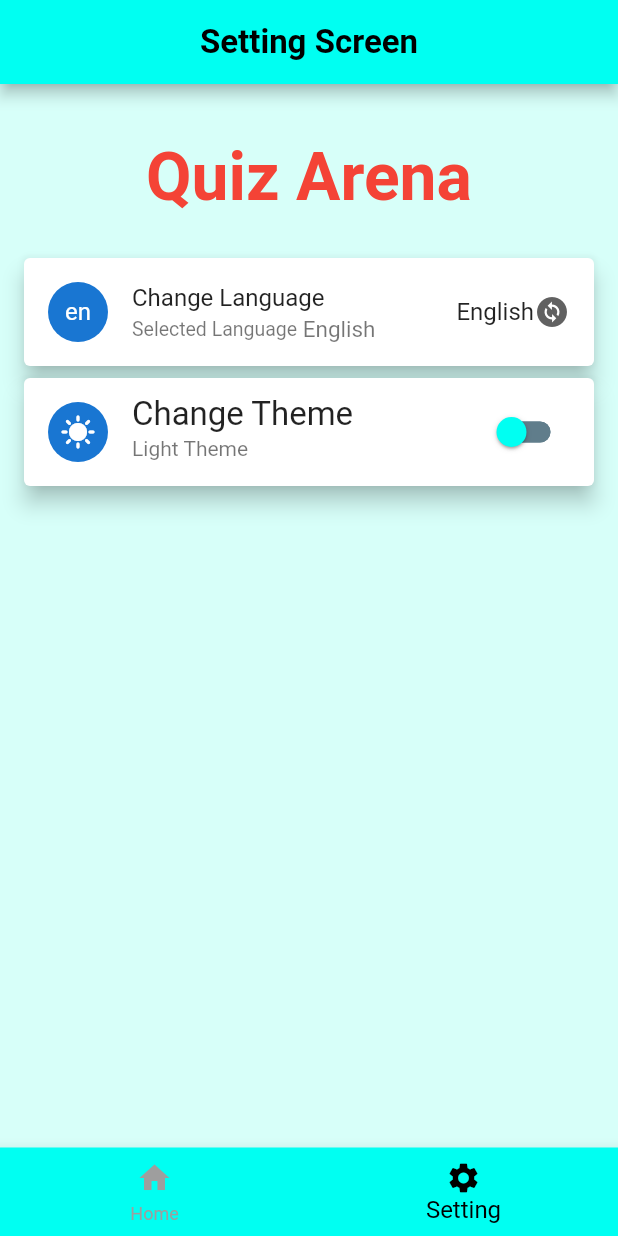
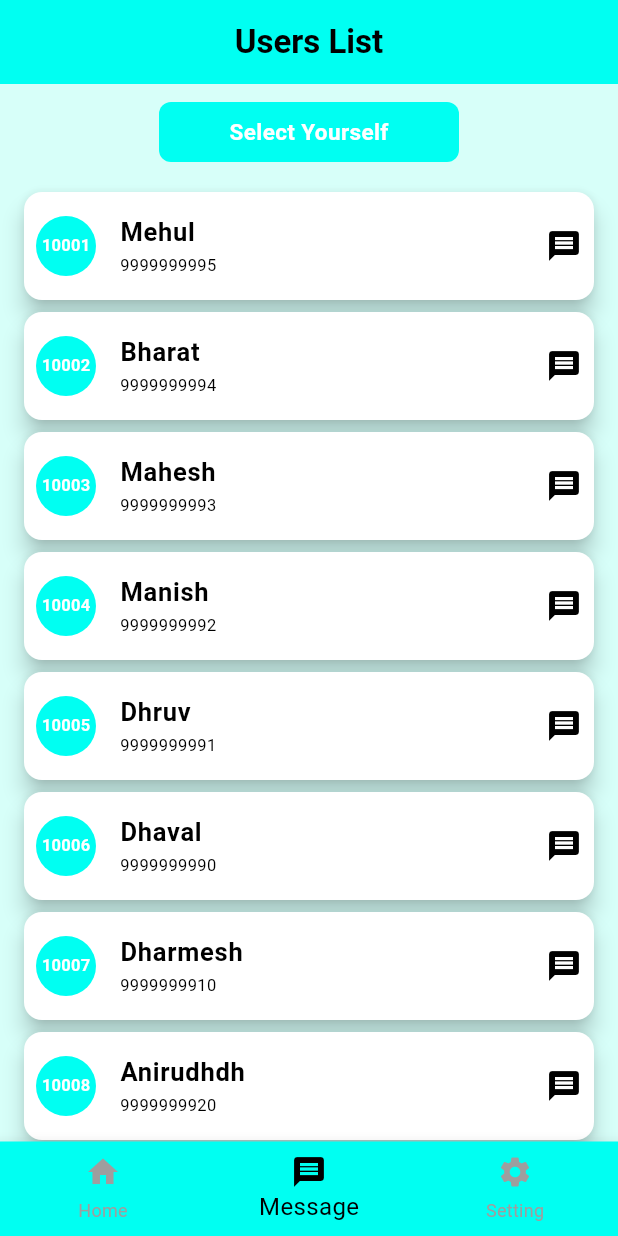
Before and after one commit to youngbrainz-manish/quiz_arena, a Flutter app: the screen it shows after launch, item 2 of the bottom bar chosen, on a phone screen of 412 x 824 dp. Run offline on Flutter 3.47's test engine with Material 3 defaults, Android fonts, the phone set to English and light mode, and no system bars; our stand-ins replace dio, get, get_storage; missing offline and left inert: ably_flutter; accounts and stored records are empty; network calls fail; statements that could not run were skipped.

Commit message:
chat implemented

```diff
--- /dev/null
+++ b/lib/core/models/user_model.dart
@@ -0,0 +1,13 @@
+class UserModel {
+  int id;
+  String name;
+  String mobile;
+
+  UserModel({required this.id, required this.name, required this.mobile});
+
+  factory UserModel.fromMap(Map data) {
+    return UserModel(id: data['id'], name: data['name'], mobile: data['mobile']);
+  }
+
+  Map<String, dynamic> toMap() => {'id': id, 'name': name, 'mobile': mobile};
+}
--- /dev/null
+++ b/lib/core/services/ably_service.dart
@@ -0,0 +1,25 @@
+import 'package:ably_flutter/ably_flutter.dart' as ably;
+
+class AblyService {
+  static late ably.Realtime realtime;
+
+  static void init(String userId) {
+    realtime = ably.Realtime(
+      options: ably.ClientOptions(
+        key: '-uD7Ng.WlWKBA:dsMLhVYh48KISB0NiHZYbGsLFCykPQ4EhM4dhOpj9Xw', // ignore for now
+        clientId: userId,
+      ),
+    );
+  }
+
+  /// Generic chat channel (1–1 or group)
+  static ably.RealtimeChannel chatChannel(String chatRoomId) {
+    return realtime.channels.get('chat-$chatRoomId');
+  }
+
+  /// Helper for 1–1 private chat
+  static String privateRoomId({required int userA, required int userB}) {
+    final users = [userA, userB]..sort();
+    return '${users[0]}-${users[1]}';
+  }
+}
--- a/lib/core/theme/app_theme.dart
+++ b/lib/core/theme/app_theme.dart
@@ -2,7 +2,7 @@ import 'package:flutter/material.dart';
 
 class AppTheme {
   static final ThemeData lightTheme = ThemeData(
-    useMaterial3: false,
+    useMaterial3: true,
     brightness: Brightness.light,
     colorScheme: const ColorScheme.light(
       primary: Color.fromARGB(255, 0, 255, 242),
@@ -32,13 +32,13 @@ class AppTheme {
   );
 
   static final ThemeData darkTheme = ThemeData(
-    useMaterial3: false,
+    useMaterial3: true,
     brightness: Brightness.dark,
     colorScheme: const ColorScheme.dark(
       primary: Colors.white,
       surface: Color(0xFF1E1E1E),
       onPrimary: Colors.black,
-      onSurface: Colors.black,
+      onSurface: Colors.white,
     ),
     cardColor: Colors.grey,
     scaffoldBackgroundColor: Colors.blueGrey,
--- a/lib/main.dart
+++ b/lib/main.dart
@@ -6,6 +6,8 @@ import 'package:quiz_app/core/theme/theme_controller.dart';
 import 'package:quiz_app/core/translation/message.dart';
 import 'package:quiz_app/core/unknown_route_page.dart';
 import 'package:quiz_app/ui/dashboard/dashboard_screen.dart';
+import 'package:quiz_app/ui/screens/chat_module/chat/chat_screen.dart';
+import 'package:quiz_app/ui/screens/chat_module/users/users_screen.dart';
 import 'package:quiz_app/ui/screens/home/home_screen.dart';
 import 'package:quiz_app/ui/screens/quiz/quiz_screen.dart';
 import 'package:quiz_app/ui/screens/setting/setting_screen.dart';
@@ -27,13 +29,14 @@ class MyApp extends StatelessWidget {
         debugShowCheckedModeBanner: false,
         theme: AppTheme.lightTheme,
         darkTheme: AppTheme.darkTheme,
-        // themeMode: Get.find<ThemeController>().themeMode.value, // ✅ controlled here
-        themeMode: Get.find<ThemeController>().themeMode, // ✅ controlled here
+        themeMode: Get.find<ThemeController>().themeMode,
         unknownRoute: GetPage(name: '/notfound', page: () => UnknownRoutePage()),
         initialRoute: '/',
         getPages: [
           GetPage(name: '/', page: () => DashboardScreen()),
           GetPage(name: '/homeScreenRoute', page: () => HomeScreen()),
+          GetPage(name: '/usersScreenRoute', page: () => UsersScreen()),
+          GetPage(name: '/chatScreenRoute', page: () => ChatScreen()),
           GetPage(name: '/settingScreenRoute', page: () => SettingScreen()),
           GetPage(name: '/quizScreenRoute', page: () => QuizScreen()),
         ],
--- a/lib/ui/dashboard/dashboard_screen.dart
+++ b/lib/ui/dashboard/dashboard_screen.dart
@@ -1,5 +1,6 @@
 import 'package:flutter/material.dart';
 import 'package:get/get.dart';
+import 'package:quiz_app/ui/screens/chat_module/users/users_screen.dart';
 import 'package:quiz_app/ui/screens/home/home_screen.dart';
 import 'package:quiz_app/ui/screens/setting/setting_screen.dart';
 import 'dashboard_controller.dart';
@@ -11,7 +12,7 @@ class DashboardScreen extends StatelessWidget {
   Widget build(BuildContext context) {
     final controller = Get.put(DashboardController());
 
-    final screens = [HomeScreen(), SettingScreen()];
+    final screens = [HomeScreen(), UsersScreen(), SettingScreen()];
 
     return Obx(
       () => Scaffold(
@@ -22,6 +23,7 @@ class DashboardScreen extends StatelessWidget {
           unselectedItemColor: Colors.grey,
           items: const [
             BottomNavigationBarItem(icon: Icon(Icons.home), label: 'Home'),
+            BottomNavigationBarItem(icon: Icon(Icons.message), label: 'Message'),
             BottomNavigationBarItem(icon: Icon(Icons.settings), label: 'Setting'),
           ],
         ),
--- /dev/null
+++ b/lib/ui/screens/chat_module/users/users_controller.dart
@@ -0,0 +1,43 @@
+import 'package:get/get.dart';
+import 'package:quiz_app/core/models/user_model.dart';
+import 'package:quiz_app/ui/screens/chat_module/users/user_list_dialog.dart';
+
+class UsersController extends GetxController {
+  List<UserModel> userList = <UserModel>[];
+  UserModel? currentUserModel;
+  bool isLoading = true;
+  @override
+  Future<void> onInit() async {
+    getUsersList();
+    super.onInit();
+  }
+
+  Future<void> selectUser() async {
+    final user = await openUserDialog();
+    if (user != null) {
+      currentUserModel = user;
+      update();
+    }
+  }
+
+  Future<UserModel?> openUserDialog() async {
+    return await Get.dialog<UserModel>(UserSelectDialog(users: userList));
+  }
+
+  void getUsersList() {
+    userList.addAll([
+      UserModel(id: 10001, name: "Mehul", mobile: "9999999995"),
+      UserModel(id: 10002, name: "Bharat", mobile: "9999999994"),
+      UserModel(id: 10003, name: "Mahesh", mobile: "9999999993"),
+      UserModel(id: 10004, name: "Manish", mobile: "9999999992"),
+      UserModel(id: 10005, name: "Dhruv", mobile: "9999999991"),
+      UserModel(id: 10006, name: "Dhaval", mobile: "9999999990"),
+      UserModel(id: 10007, name: "Dharmesh", mobile: "9999999910"),
+      UserModel(id: 10008, name: "Anirudhdh", mobile: "9999999920"),
+      UserModel(id: 10009, name: "Dev", mobile: "9999999930"),
+      UserModel(id: 10010, name: "Shahdev", mobile: "9999999940"),
+    ]);
+    isLoading = false;
+    update();
+  }
+}
--- /dev/null
+++ b/lib/ui/screens/chat_module/users/users_screen.dart
@@ -0,0 +1,120 @@
+import 'package:flutter/material.dart';
+import 'package:get/get.dart';
+import 'package:quiz_app/core/models/user_model.dart';
+import 'package:quiz_app/core/services/ably_service.dart';
+import 'package:quiz_app/ui/screens/chat_module/users/users_controller.dart';
+import 'package:quiz_app/ui/widgets/common_buttons.dart';
+import 'package:quiz_app/ui/widgets/common_widget.dart';
+
+class UsersScreen extends StatefulWidget {
+  const UsersScreen({super.key});
+
+  @override
+  State<UsersScreen> createState() => _UsersScreenState();
+}
+
+class _UsersScreenState extends State<UsersScreen> {
+  UsersController usersController = Get.put(UsersController());
+
+  @override
+  Widget build(BuildContext context) {
+    return Scaffold(
+      appBar: AppBar(
+        title: Text("Users List", style: TextStyle().copyWith(fontSize: 22, fontWeight: FontWeight.bold)),
+      ),
+      body: SafeArea(
+        child: GetBuilder(
+          builder: (UsersController usersController) {
+            return _buildBody(context: context, usersController: usersController);
+          },
+        ),
+      ),
+    );
+  }
+
+  Widget _buildBody({required BuildContext context, required UsersController usersController}) {
+    return Container(
+      height: double.infinity,
+      width: double.infinity,
+      decoration: BoxDecoration(),
+      child: usersController.isLoading == true
+          ? CommonWidget().defaultLoader()
+          : Column(
+              children: [
+                SizedBox(height: 12),
+
+                GetBuilder<UsersController>(
+                  builder: (controller) {
+                    return CommonButtons().textButton(
+                      width: 200,
+                      title: controller.currentUserModel != null
+                          ? "Continue As ${controller.currentUserModel!.name}"
+                          : "Select Yourself",
+                      onTap: () async {
+                        await usersController.selectUser();
+                      },
+                    );
+                  },
+                ),
+                Expanded(
+                  child: ListView.builder(
+                    padding: EdgeInsets.symmetric(horizontal: 12, vertical: 16),
+                    itemCount: usersController.userList.length,
+                    itemBuilder: (context, index) {
+                      UserModel userModel = usersController.userList[index];
+                      if (userModel.id == usersController.currentUserModel?.id) {
+                        return SizedBox();
+                      }
+                      return GestureDetector(
+                        onTap: () async {
+                          if (usersController.currentUserModel == null) {
+                            CommonWidget().showMessageDialog(
+                              message: 'Select Who you are and them message someone!',
+                              title: 'Choose Yourself first',
+                            );
+                          } else {
+                            final roomId = AblyService.privateRoomId(
+                              userA: usersController.currentUserModel?.id ?? 1,
+                              userB: userModel.id,
+                            );
+                            Get.toNamed(
+                              "chatScreenRoute",
+                              arguments: {
+                                "myId": usersController.currentUserModel?.id ?? 1,
+                                "chatRoomId": roomId,
+                                "userName": userModel.name,
+                              },
+                            );
+                          }
+                        },
+                        child: Card(
+                          child: ListTile(
+                            contentPadding: EdgeInsets.only(left: 8, right: 8),
+                            leading: CircleAvatar(
+                              backgroundColor: Theme.of(context).colorScheme.primaryContainer,
+                              child: Text(
+                                "${userModel.id}",
+                                style: TextStyle().copyWith(
+                                  fontSize: 11,
+                                  fontWeight: FontWeight.bold,
+                                  color: Theme.of(context).colorScheme.onPrimaryContainer,
+                                ),
+                              ),
+                            ),
+                            title: Text(
+                              userModel.name,
+                              style: TextStyle().copyWith(fontSize: 17, fontWeight: FontWeight.bold),
+                            ),
+                            subtitle: Text(userModel.mobile, style: TextStyle().copyWith(fontSize: 11)),
+                            trailing: Icon(Icons.message),
+                          ),
+                        ),
+                      );
+                    },
+                  ),
+                ),
+              ],
+            ),
+    );
+  }
+}
--- a/lib/ui/screens/setting/setting_screen.dart
+++ b/lib/ui/screens/setting/setting_screen.dart
@@ -5,7 +5,7 @@ import 'package:quiz_app/core/translation/translation_keys.dart';
 import 'setting_controller.dart';
 
 class SettingScreen extends GetView<SettingController> {
-  SettingScreen({super.key});
+  const SettingScreen({super.key});
 
   @override
   Widget build(BuildContext context) {
@@ -13,7 +13,7 @@ class SettingScreen extends GetView<SettingController> {
     final themeController = Get.find<ThemeController>();
     return Scaffold(
       appBar: AppBar(
-        title: Text("Setting Screen", style: TextStyle(fontSize: 22, fontWeight: FontWeight.bold)),
+        title: Text("Setting Screen", style: TextStyle().copyWith(fontSize: 22, fontWeight: FontWeight.bold)),
       ),
       body: Container(
         height: MediaQuery.of(context).size.height,
@@ -31,13 +31,18 @@ class SettingScreen extends GetView<SettingController> {
             Obx(() {
               return Card(
                 child: ListTile(
+                  contentPadding: EdgeInsets.only(left: 8, right: 8),
                   leading: CircleAvatar(
+                    backgroundColor: Theme.of(context).colorScheme.primaryContainer,
                     child: Padding(
                       padding: EdgeInsets.all(8.0),
-                      child: Text((settingController.selectedLanguage['code'] ?? '')),
+                      child: Text(
+                        (settingController.selectedLanguage['code'] ?? ''),
+                        style: TextStyle().copyWith(color: Theme.of(context).colorScheme.onPrimaryContainer),
+                      ),
                     ),
                   ),
-                  title: Text(TranslationKeys.changeLanguage.tr),
+                  title: Text(TranslationKeys.changeLanguage.tr, style: TextStyle().copyWith(fontSize: 18)),
                   trailing: _languageDropdown(),
                   subtitle: _selectedLanguageText(),
                 ),
@@ -47,20 +52,28 @@ class SettingScreen extends GetView<SettingController> {
             Obx(() {
               return Card(
                 child: ListTile(
+                  contentPadding: EdgeInsets.only(left: 8, right: 8),
                   leading: CircleAvatar(
+                    backgroundColor: Theme.of(context).colorScheme.primaryContainer,
                     child: Padding(
                       padding: EdgeInsets.all(8.0),
-                      child: Icon(themeController.isDark.value == true ? Icons.dark_mode : Icons.sunny),
+                      child: Icon(
+                        themeController.isDark.value == true ? Icons.dark_mode : Icons.sunny,
+                        color: Theme.of(context).colorScheme.onPrimaryContainer,
+                      ),
                     ),
                   ),
-                  title: Text(TranslationKeys.changeTheme.tr, style: TextStyle(fontSize: 22)),
+                  title: Text(TranslationKeys.changeTheme.tr, style: TextStyle().copyWith(fontSize: 18)),
                   trailing: Switch(
                     value: themeController.isDark.value,
                     onChanged: (value) {
                       themeController.toggleTheme();
                     },
                   ),
-                  subtitle: Text(themeController.isDark.value == true ? 'Dark Theme' : "Light Theme"),
+                  subtitle: Text(
+                    themeController.isDark.value == true ? 'Dark Theme' : "Light Theme",
+                    style: TextStyle().copyWith(fontSize: 12),
+                  ),
                 ),
               );
             }),
@@ -95,10 +108,14 @@ class SettingScreen extends GetView<SettingController> {
         children: [
           Text(
             "${TranslationKeys.selected.tr} ${TranslationKeys.language.tr}",
-            style: TextStyle(fontSize: 13),
+            style: TextStyle().copyWith(fontSize: 12),
             textAlign: TextAlign.center,
           ),
-          Text(" ${controller.selectedLanguage['name']}", style: TextStyle(fontSize: 15), textAlign: TextAlign.center),
+          Text(
+            " ${controller.selectedLanguage['name']}",
+            style: TextStyle().copyWith(fontSize: 14),
+            textAlign: TextAlign.center,
+          ),
         ],
       );
     });
--- a/lib/ui/widgets/common_buttons.dart
+++ b/lib/ui/widgets/common_buttons.dart
@@ -2,7 +2,7 @@ import 'package:flutter/cupertino.dart';
 import 'package:quiz_app/core/app_colors.dart';
 
 class CommonButtons {
-  Widget textButton({void Function()? onTap, required String title, Color? buttonColor}) {
+  Widget textButton({void Function()? onTap, required String title, Color? buttonColor, double? width}) {
     return GestureDetector(
       onTap: onTap,
       child: Container(
@@ -11,7 +11,7 @@ class CommonButtons {
           borderRadius: BorderRadius.circular(8),
         ),
         height: 40,
-        width: 100,
+        width: width ?? 100,
         child: Center(
           child: Text(
             title,
--- a/lib/ui/widgets/common_widget.dart
+++ b/lib/ui/widgets/common_widget.dart
@@ -1,7 +1,35 @@
 import 'package:flutter/material.dart';
+import 'package:get/get.dart';
 
 class CommonWidget {
   defaultLoader() {
     return CircularProgressIndicator();
   }
+
+  showMessageDialog({
+    required String title,
+    required String message,
+    String buttonText = "OK",
+    VoidCallback? onPressed,
+  }) {
+    return Get.dialog(
+      AlertDialog(
+        shape: RoundedRectangleBorder(borderRadius: BorderRadius.circular(12)),
+        title: Text(title, style: const TextStyle(fontWeight: FontWeight.bold)),
+        content: Text(message, style: const TextStyle(fontSize: 14)),
+        actions: [
+          TextButton(
+            onPressed: () {
+              Get.back();
+              if (onPressed != null) {
+                onPressed();
+              }
+            },
+            child: Text(buttonText),
+          ),
+        ],
+      ),
+      barrierDismissible: false,
+    );
+  }
 }
--- a/pubspec.yaml
+++ b/pubspec.yaml
@@ -37,6 +37,7 @@ dependencies:
   get: ^4.7.3
   dio: ^5.9.0
   get_storage: ^2.1.1
+  ably_flutter: ^1.2.25
 
 dev_dependencies:
   flutter_test:
```
Also changed, not shown: lib/core/models/chat_message.dart (added, +13 -0 lines), lib/ui/screens/chat_module/chat/chat_controller.dart (added, +95 -0 lines), lib/ui/screens/chat_module/chat/chat_screen.dart (added, +89 -0 lines), lib/ui/screens/chat_module/users/user_list_dialog.dart (added, +54 -0 lines), lib/ui/screens/home/home_screen.dart (+25 -10 lines), lib/ui/screens/quiz/quiz_screen.dart (+15 -9 lines), pubspec.lock, 1 other file.
